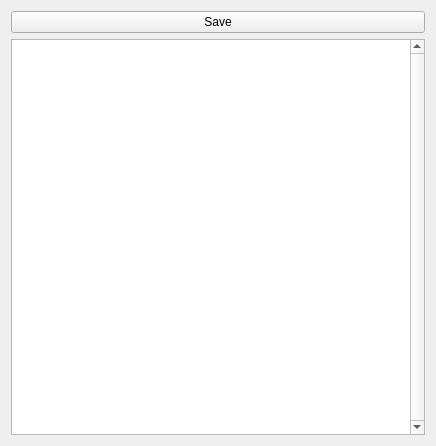
Qt form editor/editorpanel.ui (MaruoLab2015/5AxisFabricationApplication) before a commit.
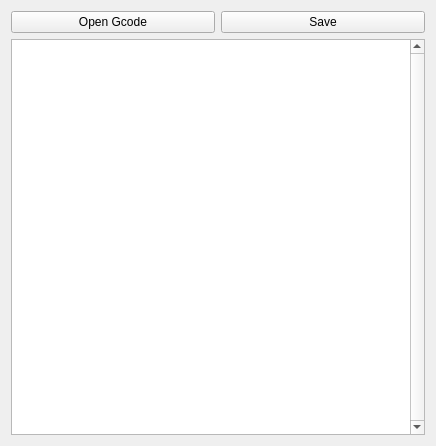
The same form after that commit.

Commit message: reading bug fix and fix status label

```diff
--- a/editor/editorpanel.ui
+++ b/editor/editorpanel.ui
@@ -17,11 +17,22 @@
    <item row="0" column="0">
     <layout class="QVBoxLayout" name="verticalLayout">
      <item>
-      <widget class="QPushButton" name="pushButton">
+      <layout class="QHBoxLayout" name="horizontalLayout">
+       <item>
+        <widget class="QPushButton" name="openGcodeButton">
+         <property name="text">
+          <string>Open Gcode</string>
+         </property>
+        </widget>
+       </item>
+       <item>
+        <widget class="QPushButton" name="saveGcodeButton">
        <property name="text">
         <string>Save</string>
        </property>
       </widget>
+       </item>
+      </layout>
      </item>
      <item>
       <widget class="QTextEdit" name="mainTextEdit">
```
Lines whose indentation alone changed are shown as unchanged. The commit also changes 5 other files.
